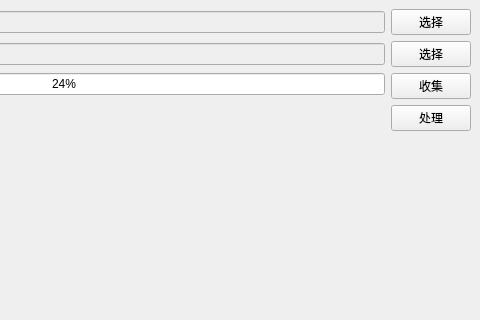
superhq/PhotoCollector, file PhotoCollecter/src/UI/Ui_MainWindow.ui: the form before one commit; both pictures show x 320 to 800 and y 0 to 320 of the 800 by 600 pixel window.
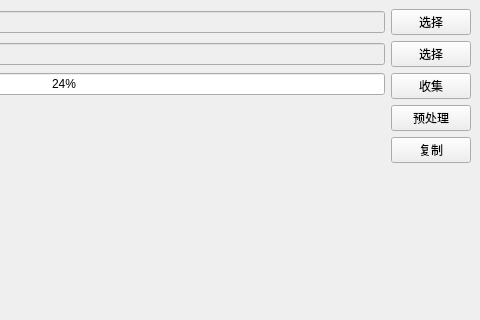
The form after the commit. Custom widgets are drawn as their Qt base class.

```diff
--- a/PhotoCollecter/src/UI/Ui_MainWindow.ui
+++ b/PhotoCollecter/src/UI/Ui_MainWindow.ui
@@ -76,7 +76,14 @@
           <item>
            <widget class="QPushButton" name="processPushButton">
             <property name="text">
-             <string>处理</string>
+             <string>预处理</string>
+            </property>
+           </widget>
+          </item>
+          <item>
+           <widget class="QPushButton" name="copyPushButton">
+            <property name="text">
+             <string>复制</string>
             </property>
            </widget>
           </item>
```
